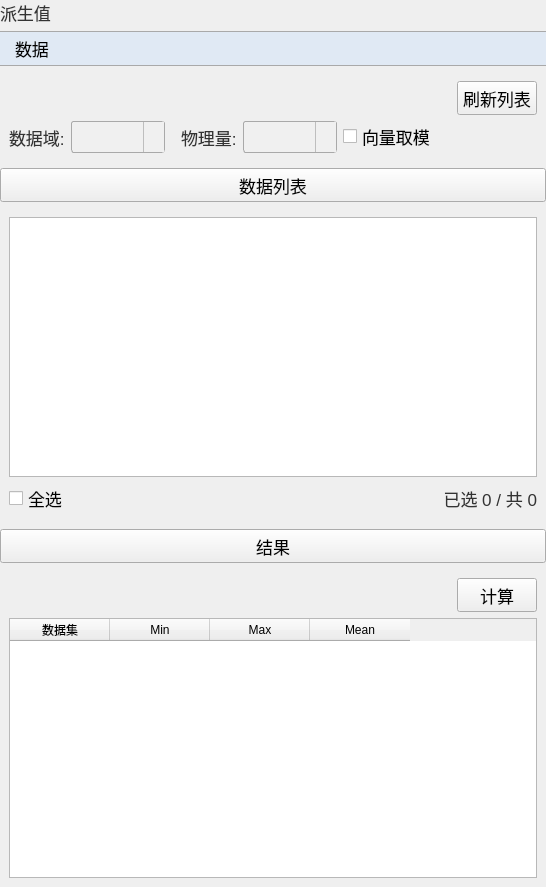
Qt form plugins/Base_PostProcessing/DerivedValueSettingWidget.ui (asd977/base_cae) before a commit.
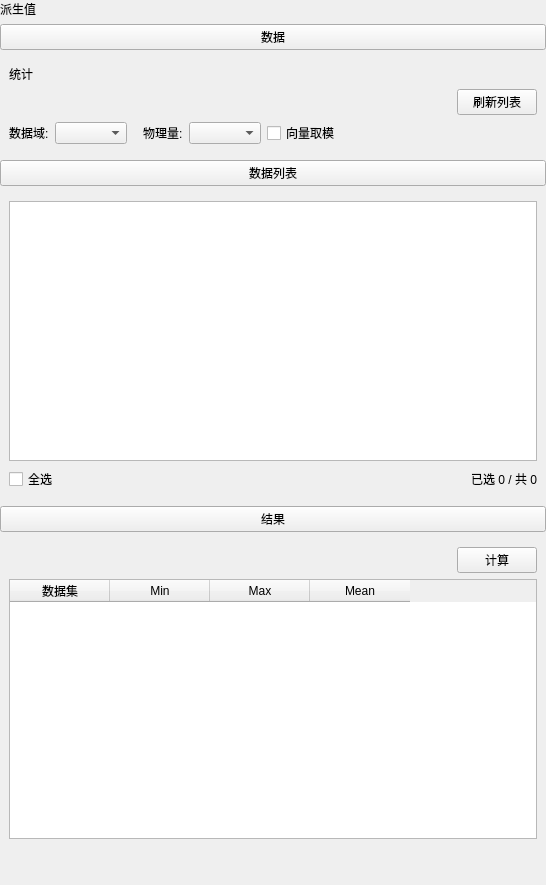
The same form after that commit. Icons and pictures are not drawn.

Commit message: fix(ui): place verticalSpacer at page root layout end

Diff of the .ui file:
```diff
--- a/plugins/Base_PostProcessing/DerivedValueSettingWidget.ui
+++ b/plugins/Base_PostProcessing/DerivedValueSettingWidget.ui
@@ -13,104 +13,6 @@
   <property name="windowTitle">
    <string>统计</string>
   </property>
-  <property name="styleSheet">
-   <string notr="true">QWidget{
-font-family: &quot;Microsoft YaHei&quot;, &quot;微软雅黑&quot;;
-}
-QPushButton {
-    font-size: 17px;
-    min-height: 32px;
-}
-QPushButton#pushButton {
-    background-color: rgb(224, 233, 244);
-    border-width: 1px;
-    border-color: rgb(121, 121, 121);
-    border-style: solid;
-    min-height: 33px;
-    border-top: 1px solid rgb(169, 169, 169);
-    border-bottom: 1px solid rgb(169, 169, 169);
-    border-left: none;
-    border-right: none;
-    text-align: left;
-    padding-left: 15px;
-    font-size: 17px;
-}
-QLabel {
-    font-size: 17px;
-    color: rgb(51, 51, 51);
-}
-QLabel#pageNameLabel {
-    font-size: 20px;
-    padding-left: 9px;
-    color: rgb(53, 103, 147);
-}
-QLineEdit, QTextEdit, QPlainTextEdit, QSpinBox, QDoubleSpinBox, QDateTimeEdit {
-    border: 1px solid rgb(200, 200, 200);
-    border-radius: 2px;
-    font-size: 17px;
-    min-height: 30px;
-}
-QLineEdit:focus, QTextEdit:focus, QPlainTextEdit:focus,
-QSpinBox:focus, QDoubleSpinBox:focus, QDateTimeEdit:focus {
-    border-color: rgb(100, 100, 255);
-    outline: none;
-}
-QComboBox {
-    font-size: 17px;
-    color: rgb(51, 51, 51);
-    padding-left: 6px;
-    background: rgb(240, 240, 240);
-    border: 1px solid rgb(169, 169, 169);
-    border-radius: 3px;
-    min-height: 30px;
-}
-QComboBox::drop-down {
-    subcontrol-origin: padding;
-    subcontrol-position: top right;
-    width: 20px;
-    background: rgb(240, 240, 240);
-    border-left: 1px solid rgb(190, 190, 190);
-}
-QComboBox::down-arrow {
-    image: url(:/resources/arrow_down_drawn.svg);
-    width: 12px;
-    height: 12px;
-}
-QSpinBox::up-button, QDoubleSpinBox::up-button {
-    subcontrol-origin: border;
-    subcontrol-position: top right;
-    width: 18px;
-    border-left: 1px solid rgb(190, 190, 190);
-    border-bottom: 1px solid rgb(210, 210, 210);
-    background: rgb(240, 240, 240);
-}
-QSpinBox::down-button, QDoubleSpinBox::down-button {
-    subcontrol-origin: border;
-    subcontrol-position: bottom right;
-    width: 18px;
-    border-left: 1px solid rgb(190, 190, 190);
-    background: rgb(240, 240, 240);
-}
-QSpinBox::up-arrow, QDoubleSpinBox::up-arrow {
-    image: url(:/resources/arrow_up_drawn.svg);
-    width: 10px;
-    height: 10px;
-}
-QSpinBox::down-arrow, QDoubleSpinBox::down-arrow {
-    image: url(:/resources/arrow_down_drawn.svg);
-    width: 10px;
-    height: 10px;
-}
-QRadioButton, QCheckBox, QGroupBox {
-    font-size: 17px;
-}
-QTableWidget, QTreeWidget, QListWidget {
-    font-size: 16px;
-    gridline-color: rgb(210, 210, 210);
-}
-
-</string>
-  </property>
   <layout class="QVBoxLayout" name="verticalLayout" stretch="0,0,0,0,0,0,0">
    <property name="leftMargin">
     <number>0</number>
@@ -141,7 +43,14 @@
    <item>
     <widget class="QWidget" name="widget_2" native="true">
      <layout class="QVBoxLayout" name="verticalLayout_4">
-      <item>
+         <item>
+    <widget class="QLabel" name="pageNameLabel">
+     <property name="text">
+      <string>统计</string>
+     </property>
+    </widget>
+   </item>
+<item>
        <layout class="QHBoxLayout" name="horizontalLayout_3">
         <item>
          <spacer name="horizontalSpacer_2">
@@ -375,7 +284,20 @@
      </layout>
     </widget>
    </item>
-  </layout>
+  <item>
+    <spacer name="verticalSpacer">
+     <property name="orientation">
+      <enum>Qt::Vertical</enum>
+     </property>
+     <property name="sizeHint" stdset="0">
+      <size>
+       <width>20</width>
+       <height>40</height>
+      </size>
+     </property>
+    </spacer>
+   </item>
+</layout>
  </widget>
  <resources/>
  <connections/>
```
Left out of the diff: 10 changed lines with no effect on the pictures. The commit also changes 45 other files.
